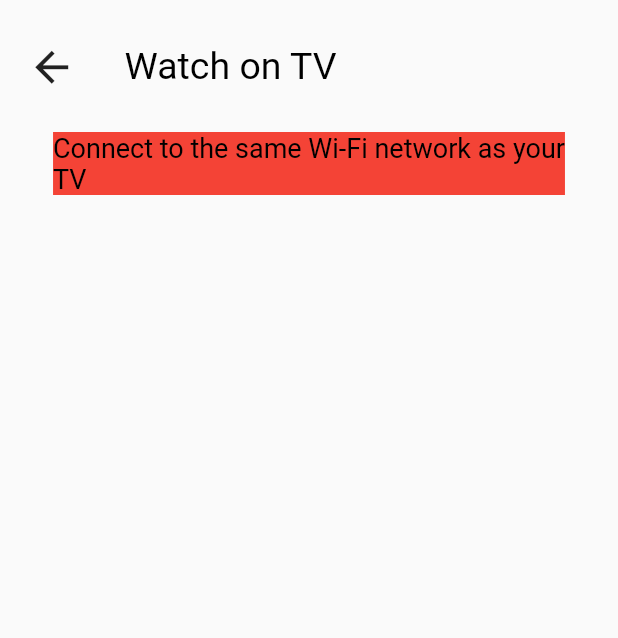
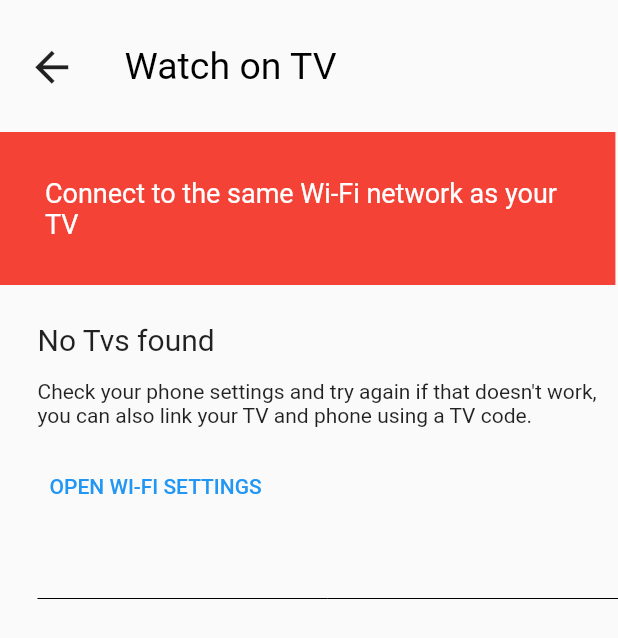
Before and after one commit to Iamdheeraj22/youtube_clone, a Flutter app: the WatchTvPage screen opened directly, on a phone screen of 412 x 824 dp. Shown: the top 638 px of the screen. Run offline on Flutter 3.47's test engine with Material 2 defaults, Android fonts, the phone set to English and light mode, and no system bars; missing offline and left inert: dart:ffi.

Commit message:
Watch On tv  design screen inprogress

```diff
--- a/lib/Screens/SettingsScreens/WatchOnTv.dart
+++ b/lib/Screens/SettingsScreens/WatchOnTv.dart
@@ -11,10 +11,12 @@ class _WatchTv extends State<WatchTvPage> {
     // TODO: implement build
     return Scaffold(
       body: SafeArea(
-          child: Container(
-        margin: EdgeInsets.only(top: 20),
           child: Column(
+        crossAxisAlignment: CrossAxisAlignment.start,
         children: [
+          SizedBox(
+            height: 20,
+          ),
           Row(
             children: [
               SizedBox(
@@ -40,13 +42,45 @@ class _WatchTv extends State<WatchTvPage> {
           ),
           Container(
             color: Colors.red,
+            child: Padding(
+              padding: const EdgeInsets.only(
+                  top: 30, bottom: 30, left: 30, right: 39),
               child: Text(
                 "Connect to the same Wi-Fi network as your\nTV",
-                style: TextStyle(fontSize: 18, color: Colors.black),
+                style: TextStyle(fontSize: 18, color: Colors.white),
+              ),
+            ),
+          ),
+          Padding(
+            padding: const EdgeInsets.only(top: 25.0, left: 25),
+            child: Column(
+              crossAxisAlignment: CrossAxisAlignment.start,
+              children: [
+                Text(
+                  "No Tvs found",
+                  style: TextStyle(fontSize: 20),
+                ),
+                SizedBox(
+                  height: 15,
+                ),
+                Text(
+                    "Check your phone settings and try again if that doesn't work,\nyou can also link your TV and phone using a TV code."),
+                SizedBox(
+                  height: 15,
+                ),
+                TextButton(
+                    onPressed: () => {}, child: Text("OPEN WI-FI SETTINGS")),
+                SizedBox(
+                  height: 50,
+                ),
+                Divider(
+                  color: Colors.black,
+                  height: 2,
+                )
+              ],
             ),
           )
         ],
-        ),
       )),
     );
   }
```
Lines whose indentation alone changed are shown as unchanged.
